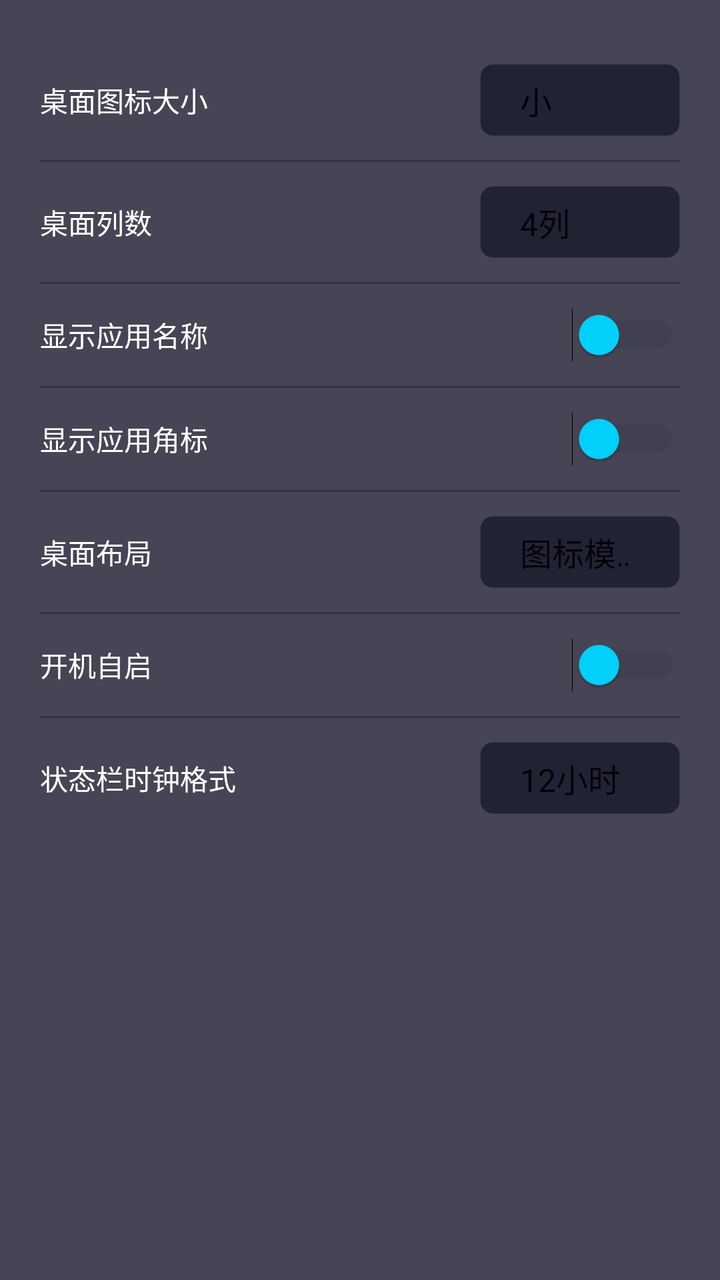
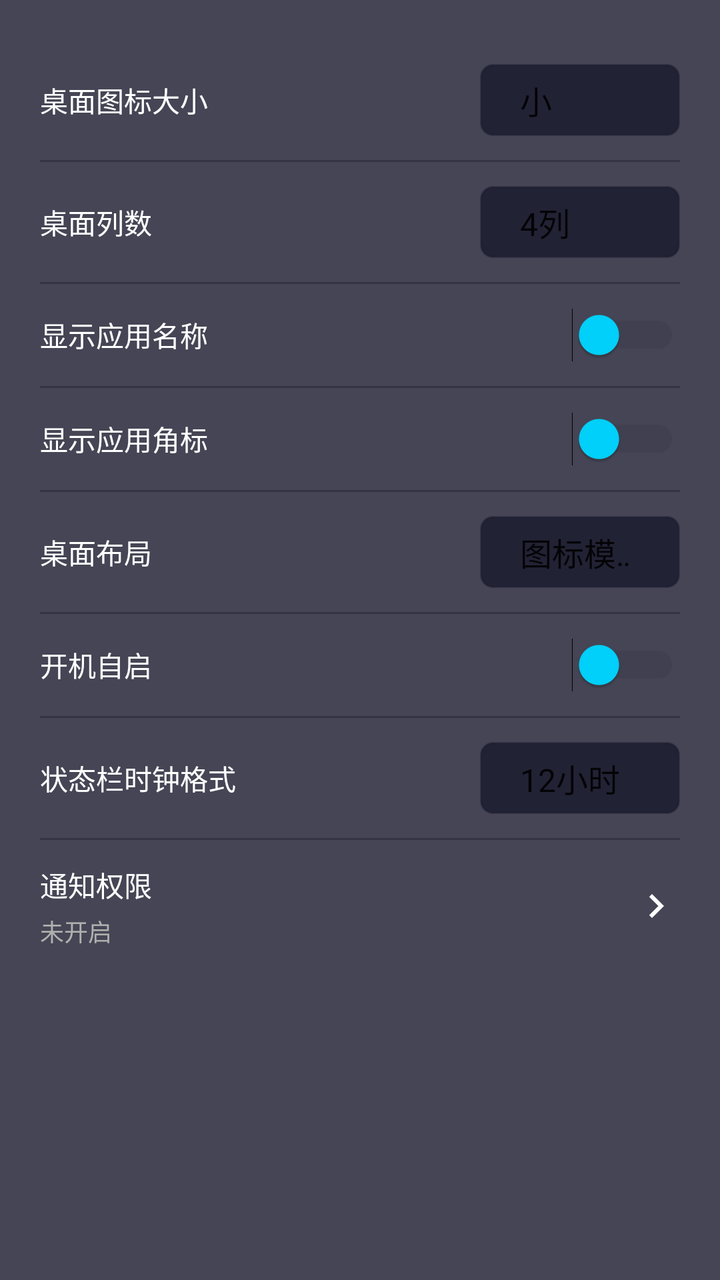

The first picture is an Android layout as it rendered before a commit; the second is the same layout after the commit. The layout source and the unified diff follow.
<!-- AndroidManifest.xml: application theme Theme.YouthUI -->
<!-- res/layout/fragment_settings_basic.xml -->
<?xml version="1.0" encoding="utf-8"?>
<LinearLayout xmlns:android="http://schemas.android.com/apk/res/android"
    android:layout_width="match_parent"
    android:layout_height="match_parent"
    android:background="@color/dark_tech_bg"
    android:padding="0dp">

    <ScrollView
        android:layout_width="match_parent"
        android:layout_height="match_parent"
        android:fillViewport="true">

        <LinearLayout
            android:layout_width="match_parent"
            android:layout_height="wrap_content"
            android:orientation="vertical"
            android:padding="20dp">

            
            <LinearLayout
                android:layout_width="match_parent"
                android:layout_height="wrap_content"
                android:orientation="horizontal"
                android:gravity="center_vertical"
                android:paddingVertical="12dp">

                <TextView
                    android:layout_width="0dp"
                    android:layout_height="wrap_content"
                    android:layout_weight="1"
                    android:text="桌面图标大小"
                    android:textSize="14sp"
                    android:textColor="@color/dark_tech_text" />

                <Spinner
                    android:id="@+id/spinner_icon_size"
                    android:layout_width="100dp"
                    android:layout_height="36dp"
                    android:background="@drawable/spinner_background_dark"
                    android:entries="@array/icon_size_options" />
            </LinearLayout>

            <View
                android:layout_width="match_parent"
                android:layout_height="1dp"
                android:background="@color/dark_tech_bg_light" />

            
            <LinearLayout
                android:layout_width="match_parent"
                android:layout_height="wrap_content"
                android:orientation="horizontal"
                android:gravity="center_vertical"
                android:paddingVertical="12dp">

                <TextView
                    android:layout_width="0dp"
                    android:layout_height="wrap_content"
                    android:layout_weight="1"
                    android:text="桌面列数"
                    android:textSize="14sp"
                    android:textColor="@color/dark_tech_text" />

                <Spinner
                    android:id="@+id/spinner_grid_columns"
                    android:layout_width="100dp"
                    android:layout_height="36dp"
                    android:background="@drawable/spinner_background_dark"
                    android:entries="@array/grid_columns_options" />
            </LinearLayout>

            <View
                android:layout_width="match_parent"
                android:layout_height="1dp"
                android:background="@color/dark_tech_bg_light" />

            
            <LinearLayout
                android:layout_width="match_parent"
                android:layout_height="wrap_content"
                android:orientation="horizontal"
                android:gravity="center_vertical"
                android:paddingVertical="12dp">

                <TextView
                    android:layout_width="0dp"
                    android:layout_height="wrap_content"
                    android:layout_weight="1"
                    android:text="显示应用名称"
                    android:textSize="14sp"
                    android:textColor="@color/dark_tech_text" />

                <Switch
                    android:id="@+id/switch_show_app_name"
                    android:layout_width="wrap_content"
                    android:layout_height="wrap_content"
                    android:thumbTint="@color/dark_tech_accent"
                    android:trackTint="@color/dark_tech_bg_light" />
            </LinearLayout>

            <View
                android:layout_width="match_parent"
                android:layout_height="1dp"
                android:background="@color/dark_tech_bg_light" />

            
            <LinearLayout
                android:layout_width="match_parent"
                android:layout_height="wrap_content"
                android:orientation="horizontal"
                android:gravity="center_vertical"
                android:paddingVertical="12dp">

                <TextView
                    android:layout_width="0dp"
                    android:layout_height="wrap_content"
                    android:layout_weight="1"
                    android:text="显示应用角标"
                    android:textSize="14sp"
                    android:textColor="@color/dark_tech_text" />

                <Switch
                    android:id="@+id/switch_show_badge"
                    android:layout_width="wrap_content"
                    android:layout_height="wrap_content"
                    android:thumbTint="@color/dark_tech_accent"
                    android:trackTint="@color/dark_tech_bg_light" />
            </LinearLayout>

            <View
                android:layout_width="match_parent"
                android:layout_height="1dp"
                android:background="@color/dark_tech_bg_light" />

            
            <LinearLayout
                android:layout_width="match_parent"
                android:layout_height="wrap_content"
                android:orientation="horizontal"
                android:gravity="center_vertical"
                android:paddingVertical="12dp">

                <TextView
                    android:layout_width="0dp"
                    android:layout_height="wrap_content"
                    android:layout_weight="1"
                    android:text="桌面布局"
                    android:textSize="14sp"
                    android:textColor="@color/dark_tech_text" />

                <Spinner
                    android:id="@+id/spinner_desktop_layout"
                    android:layout_width="100dp"
                    android:layout_height="36dp"
                    android:background="@drawable/spinner_background_dark"
                    android:entries="@array/desktop_layout_options" />
            </LinearLayout>

            <View
                android:layout_width="match_parent"
                android:layout_height="1dp"
                android:background="@color/dark_tech_bg_light" />

            
            <LinearLayout
                android:layout_width="match_parent"
                android:layout_height="wrap_content"
                android:orientation="horizontal"
                android:gravity="center_vertical"
                android:paddingVertical="12dp">

                <TextView
                    android:layout_width="0dp"
                    android:layout_height="wrap_content"
                    android:layout_weight="1"
                    android:text="开机自启"
                    android:textSize="14sp"
                    android:textColor="@color/dark_tech_text" />

                <Switch
                    android:id="@+id/switch_auto_start"
                    android:layout_width="wrap_content"
                    android:layout_height="wrap_content"
                    android:thumbTint="@color/dark_tech_accent"
                    android:trackTint="@color/dark_tech_bg_light" />
            </LinearLayout>

            <View
                android:layout_width="match_parent"
                android:layout_height="1dp"
                android:background="@color/dark_tech_bg_light" />

            
            <LinearLayout
                android:layout_width="match_parent"
                android:layout_height="wrap_content"
                android:orientation="horizontal"
                android:gravity="center_vertical"
                android:paddingVertical="12dp">

                <TextView
                    android:layout_width="0dp"
                    android:layout_height="wrap_content"
                    android:layout_weight="1"
                    android:text="状态栏时钟格式"
                    android:textSize="14sp"
                    android:textColor="@color/dark_tech_text" />

                <Spinner
                    android:id="@+id/spinner_time_format"
                    android:layout_width="100dp"
                    android:layout_height="36dp"
                    android:background="@drawable/spinner_background_dark"
                    android:entries="@array/time_format_options" />
            </LinearLayout>

        </LinearLayout>
    </ScrollView>
</LinearLayout>
<!-- resources referenced by this layout -->
<resources>
  <string-array name="desktop_layout_options">
          <item>图标模式</item>
          <item>列表模式</item>
      </string-array>
  <string-array name="grid_columns_options">
          <item>4列</item>
          <item>6列</item>
          <item>8列</item>
      </string-array>
  <string-array name="icon_size_options">
          <item>小</item>
          <item>中</item>
          <item>大</item>
      </string-array>
  <string-array name="time_format_options">
          <item>12小时</item>
          <item>24小时</item>
      </string-array>
  <color name="dark_tech_accent">#00D4FF</color>
  <color name="dark_tech_bg">#CC1A1A2E</color>
  <color name="dark_tech_bg_light">#661A1A2E</color>
  <color name="dark_tech_text">#FFFFFF</color>
  <!-- drawable spinner_background_dark (drawable) -->
  <?xml version="1.0" encoding="utf-8"?>
  <shape xmlns:android="http://schemas.android.com/apk/res/android"
      android:shape="rectangle">
      <corners android:radius="6dp" />
      <stroke
          android:width="1dp"
          android:color="@color/dark_tech_bg_light" />
      <solid android:color="@color/dark_tech_bg" />
      <padding
          android:left="12dp"
          android:right="12dp"
          android:top="6dp"
          android:bottom="6dp" />
  </shape>
  <style name="Theme.YouthUI" parent="Theme.MaterialComponents.Light.NoActionBar">
          <item name="colorPrimary">@color/primary</item>
          <item name="colorPrimaryDark">@color/primary_dark</item>
          <item name="colorAccent">@color/accent</item>
          <item name="android:windowBackground">@color/background</item>
          <item name="android:navigationBarColor">@color/transparent</item>
          <item name="android:statusBarColor">@color/transparent</item>
          <item name="android:windowFullscreen">true</item>
          <item name="android:windowLayoutInDisplayCutoutMode">shortEdges</item>
          <item name="android:windowTranslucentNavigation">true</item>
          <item name="android:windowTranslucentStatus">true</item>
      </style>
  <color name="primary">#2196F3</color>
  <color name="primary_dark">#1976D2</color>
  <color name="accent">#FF4081</color>
  <color name="background">#F5F5F5</color>
  <color name="transparent">#00000000</color>
</resources>

<!-- the commit's change to res/layout/fragment_settings_basic.xml (unified diff, before → after) -->
@@ -214,6 +214,53 @@
                     android:entries="@array/time_format_options" />
             </LinearLayout>
 
+            <View
+                android:layout_width="match_parent"
+                android:layout_height="1dp"
+                android:background="@color/dark_tech_bg_light" />
+
+            
+            <LinearLayout
+                android:id="@+id/layout_notification_permission"
+                android:layout_width="match_parent"
+                android:layout_height="wrap_content"
+                android:orientation="horizontal"
+                android:gravity="center_vertical"
+                android:paddingVertical="12dp"
+                android:background="?attr/selectableItemBackground"
+                android:clickable="true"
+                android:focusable="true">
+
+                <LinearLayout
+                    android:layout_width="0dp"
+                    android:layout_height="wrap_content"
+                    android:layout_weight="1"
+                    android:orientation="vertical">
+
+                    <TextView
+                        android:layout_width="wrap_content"
+                        android:layout_height="wrap_content"
+                        android:text="通知权限"
+                        android:textSize="14sp"
+                        android:textColor="@color/dark_tech_text" />
+
+                    <TextView
+                        android:id="@+id/text_notification_status"
+                        android:layout_width="wrap_content"
+                        android:layout_height="wrap_content"
+                        android:text="未开启"
+                        android:textSize="12sp"
+                        android:textColor="@color/dark_tech_text_secondary"
+                        android:layout_marginTop="4dp" />
+                </LinearLayout>
+
+                <ImageView
+                    android:layout_width="24dp"
+                    android:layout_height="24dp"
+                    android:src="@drawable/ic_arrow_right_white"
+                    android:contentDescription="进入" />
+            </LinearLayout>
+
         </LinearLayout>
     </ScrollView>
 </LinearLayout>
<!-- resource entries referenced after the edit -->
@@ -22,6 +22,18 @@
   <color name="dark_tech_bg">#CC1A1A2E</color>
   <color name="dark_tech_bg_light">#661A1A2E</color>
   <color name="dark_tech_text">#FFFFFF</color>
+  <color name="dark_tech_text_secondary">#B0B0B0</color>
+  <!-- drawable ic_arrow_right_white (drawable) -->
+  <?xml version="1.0" encoding="utf-8"?>
+  <vector xmlns:android="http://schemas.android.com/apk/res/android"
+      android:width="24dp"
+      android:height="24dp"
+      android:viewportWidth="24"
+      android:viewportHeight="24">
+      <path
+          android:fillColor="#FFFFFF"
+          android:pathData="M10,6L8.59,7.41 13.17,12l-4.58,4.59L10,18l6,-6z"/>
+  </vector>
   <!-- drawable spinner_background_dark (drawable) -->
   <?xml version="1.0" encoding="utf-8"?>
   <shape xmlns:android="http://schemas.android.com/apk/res/android"
